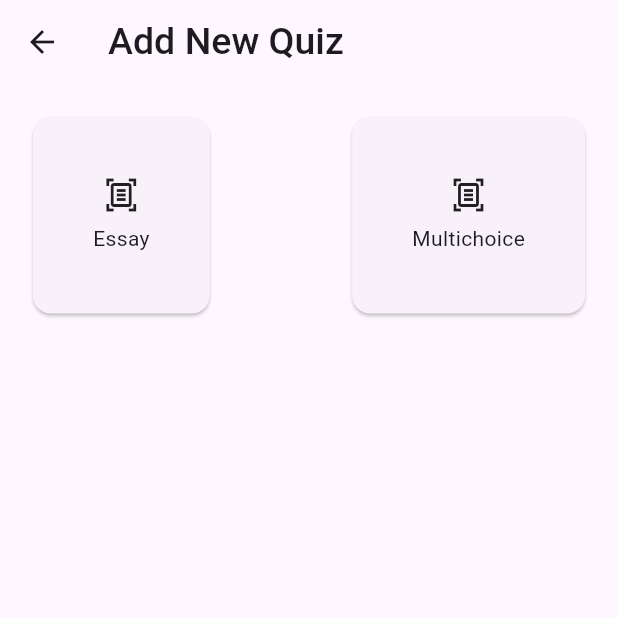
After one commit to Webtonics/cogniversity, a Flutter app: the LecturerQuiz screen opened directly, after a tap on "Add Quiz", on a phone screen of 412 x 824 dp, the top half of it. The commit adds this screen. Run offline on Flutter 3.47's test engine with Material 3 defaults, Android fonts, the light colour scheme and no system bars; our stand-ins replace cached_network_image, cloud_firestore, file_picker, firebase_core, image_picker; accounts and stored records are empty.

```diff
--- /dev/null
+++ b/lib/views/teacher/inner/add_quiz.dart
@@ -0,0 +1,68 @@
+import 'package:cogniversity/views/teacher/inner/multichoice.dart';
+import 'package:cogniversity/widgets/global/spacer.dart';
+import 'package:flutter/material.dart';
+
+class AddQuiz extends StatefulWidget {
+  const AddQuiz({super.key, required this.editing});
+
+   final bool editing;
+  @override
+  State<AddQuiz> createState() => _AddQuizState();
+}
+
+class _AddQuizState extends State<AddQuiz> {
+  @override
+  Widget build(BuildContext context) {
+    return  Scaffold(
+      appBar: AppBar(
+        title: widget.editing? const Text("Edit Quiz"): const Text("Add New Quiz"),
+      ),
+      body:
+       Column(
+        children: [
+
+          Row(
+            mainAxisAlignment: MainAxisAlignment.spaceBetween,
+            children: [
+              GestureDetector(
+                onTap: () {
+                  Navigator.of(context).push(MaterialPageRoute(builder: ((context) => const EssayQuiz())));
+                },
+                child: Padding(
+                  padding: const EdgeInsets.all(18.0),
+                  child: Card(
+                  child: Container(
+                    padding:const EdgeInsets.all(40) ,
+                    child: const Column(
+                      children: [
+                        Icon(Icons.document_scanner_outlined),
+                        MySpacer(height: 7,),
+                        Text("Essay"),
+                      ],
+                    ),
+                  ),
+                  ),
+                ),
+              ),
+              Padding(
+                padding: const EdgeInsets.all(18.0),
+                child: Card(
+                child: Container(
+                  padding:const EdgeInsets.all(40) ,
+                  child: const Column(
+                    children: [
+                      Icon(Icons.document_scanner_outlined),
+                      MySpacer(height: 7,),
+                      Text("Multichoice"),
+                    ],
+                  ),
+                ),
+                ),
+              )
+            ],
+          )
+        ],
+      ),
+    );
+  }
+}
--- /dev/null
+++ b/lib/views/teacher/inner/multichoice.dart
@@ -0,0 +1,37 @@
+import 'package:cogniversity/widgets/elevated_buttons.dart';
+import 'package:cogniversity/widgets/global/spacer.dart';
+import 'package:flutter/material.dart';
+
+class EssayQuiz extends StatefulWidget {
+  const EssayQuiz({super.key});
+
+  @override
+  State<EssayQuiz> createState() => _EssayQuizState();
+}
+
+class _EssayQuizState extends State<EssayQuiz> {
+  @override
+  Widget build(BuildContext context) {
+    return  Scaffold(
+      appBar: AppBar(
+        title: const Text("Add Quiz"),
+      ),
+      body:   Padding(
+        padding: const EdgeInsets.all(10.0),
+        child: Column(
+          children: [
+            //Question
+           const Expanded(child: TextField(decoration: InputDecoration( border: OutlineInputBorder(),label: Text("Question"), helperText: "What is the first city to be freed"), maxLines: 6,)),
+           //Textbox
+           const MySpacer(height: 7,),
+           MyElevattedButton(title: "Submit", action: (){
+              //
+
+           })
+            //Button
+          ],
+        ),
+      ),
+    );
+  }
+}
--- a/lib/views/teacher/quiz.dart
+++ b/lib/views/teacher/quiz.dart
@@ -1,3 +1,5 @@
+import 'package:cogniversity/views/teacher/inner/add_quiz.dart';
+import 'package:cogniversity/widgets/global/spacer.dart';
 import 'package:cogniversity/widgets/quizcard.dart';
 import 'package:flutter/material.dart';
 
@@ -21,6 +23,14 @@ class _LecturerQuizState extends State<LecturerQuiz> {
                 child: Text("Quiz"),
 
               ),
+              const MySpacer(height: 7,),
+              Container(
+                alignment: Alignment.topRight,
+                child: ElevatedButton.icon(onPressed: (){
+                  Navigator.of(context).push(MaterialPageRoute(builder: (context)=> const AddQuiz(editing: false)));
+                }, icon: const Icon(Icons.add), label: const Text("Add Quiz"))
+              ),
+              const MySpacer(height: 7,),
               Expanded(
                 child: ListView.builder(
                   itemCount: 6,
```
Also changed, not shown: lib/views/teacher/inner/essay_quiz.dart (added).
